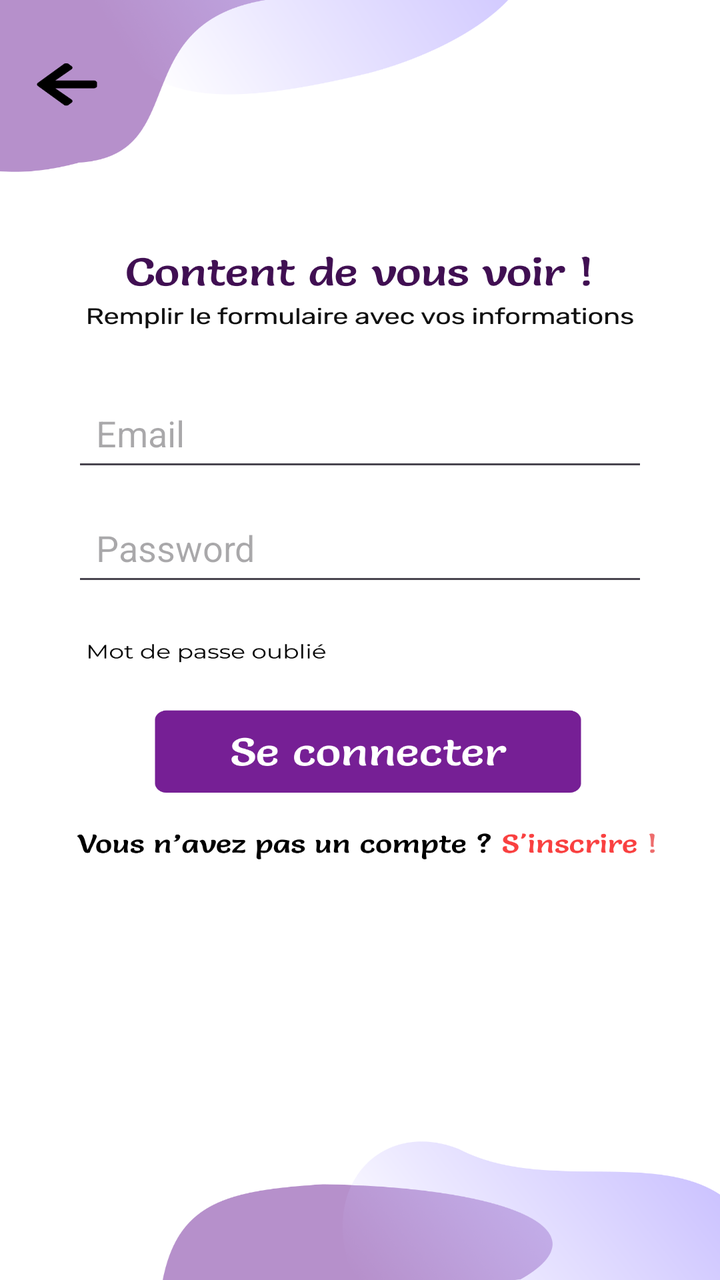
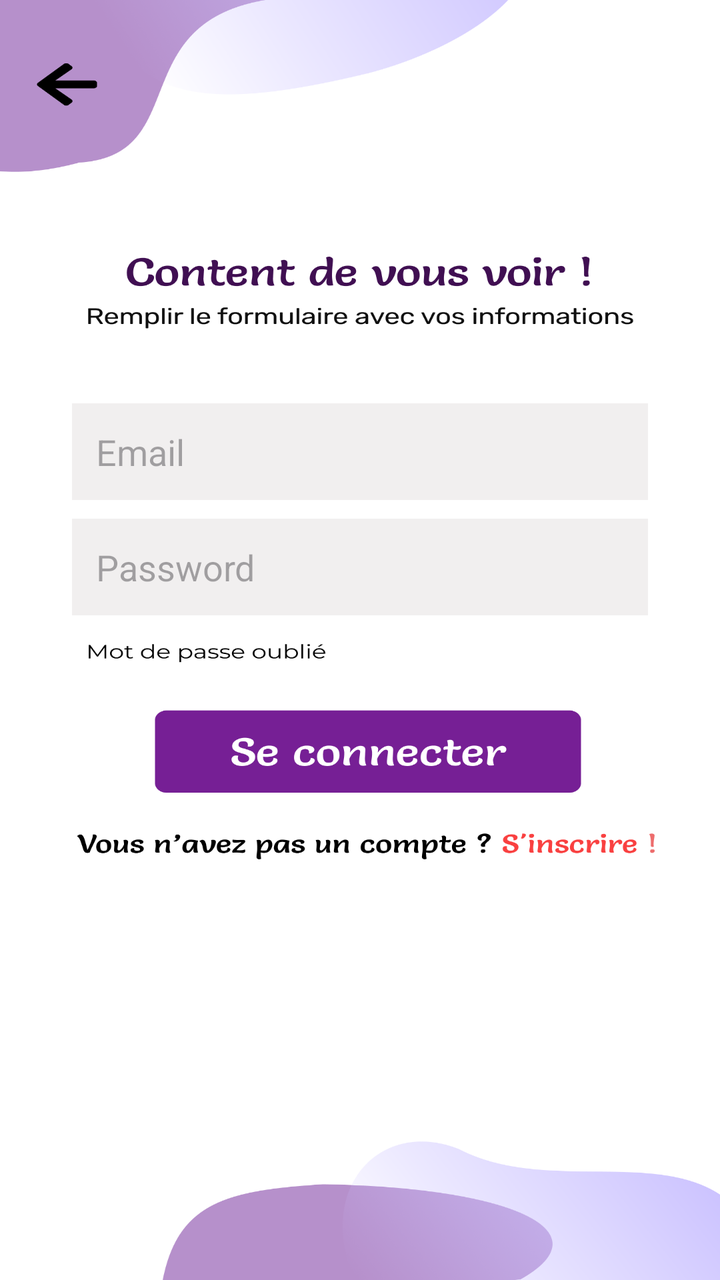

Two renders of the same Android screen: before a commit and after it. Below are the layout's source before the change and the commit's diff.
<!-- AndroidManifest.xml: application theme Theme.Sahti -->
<!-- res/layout/activity_login.xml -->
<?xml version="1.0" encoding="utf-8"?>
<androidx.constraintlayout.widget.ConstraintLayout xmlns:android="http://schemas.android.com/apk/res/android"
    xmlns:app="http://schemas.android.com/apk/res-auto"
    xmlns:tools="http://schemas.android.com/tools"
    android:id="@+id/main"
    android:layout_width="match_parent"
    android:layout_height="match_parent"
    android:background="@drawable/login"
    tools:context=".login">

    <TextView
        android:id="@+id/bt_back2"
        android:layout_width="92dp"
        android:layout_height="54dp"
        app:layout_constraintBottom_toBottomOf="parent"
        app:layout_constraintEnd_toEndOf="parent"
        app:layout_constraintHorizontal_bias="0.0"
        app:layout_constraintStart_toStartOf="parent"
        app:layout_constraintTop_toTopOf="parent"
        app:layout_constraintVertical_bias="0.039" />


    <EditText
        android:id="@+id/editTextTextEmailAddress"
        android:layout_width="0dp"
        android:layout_height="wrap_content"
        android:hint="Email"
        android:inputType="textEmailAddress"
        android:padding="12dp"
        app:layout_constraintBottom_toBottomOf="parent"
        app:layout_constraintEnd_toEndOf="parent"
        app:layout_constraintStart_toStartOf="parent"
        app:layout_constraintTop_toTopOf="parent"
        app:layout_constraintVertical_bias="0.325"
        app:layout_constraintWidth_percent="0.8" />

    <EditText
        android:id="@+id/editTextTextPassword"
        android:layout_width="0dp"
        android:layout_height="wrap_content"
        android:hint="Password"
        android:inputType="textPassword"
        android:padding="12dp"
        app:layout_constraintBottom_toBottomOf="parent"
        app:layout_constraintEnd_toEndOf="parent"
        app:layout_constraintStart_toStartOf="parent"
        app:layout_constraintTop_toBottomOf="@id/editTextTextEmailAddress"
        app:layout_constraintVertical_bias="0.026"
        app:layout_constraintWidth_percent="0.8" />

    <TextView
        android:id="@+id/btn_log"
        android:layout_width="247dp"
        android:layout_height="57dp"
        app:layout_constraintBottom_toBottomOf="parent"
        app:layout_constraintEnd_toEndOf="parent"
        app:layout_constraintStart_toStartOf="parent"
        app:layout_constraintTop_toTopOf="parent"
        app:layout_constraintVertical_bias="0.593" />

    <TextView
        android:id="@+id/bt_inscrire1"
        android:layout_width="118dp"
        android:layout_height="33dp"
        android:text=""
        app:layout_constraintBottom_toBottomOf="parent"
        app:layout_constraintEnd_toEndOf="parent"
        app:layout_constraintHorizontal_bias="0.945"
        app:layout_constraintStart_toStartOf="parent"
        app:layout_constraintTop_toTopOf="parent"
        app:layout_constraintVertical_bias="0.673" />


</androidx.constraintlayout.widget.ConstraintLayout>
<!-- resources referenced by this layout -->
<resources>
  <!-- drawable login: png bitmap (drawable, 168636 bytes) -->
  <style name="Theme.Sahti" parent="Base.Theme.Sahti" />
  <style name="Base.Theme.Sahti" parent="Theme.Material3.DayNight.NoActionBar">
          
          
      </style>
</resources>

<!-- the commit's change to res/layout/activity_login.xml (unified diff, before → after) -->
@@ -24,6 +24,7 @@
         android:id="@+id/editTextTextEmailAddress"
         android:layout_width="0dp"
         android:layout_height="wrap_content"
+        android:background="@color/gray_1"
         android:hint="Email"
         android:inputType="textEmailAddress"
         android:padding="12dp"
@@ -31,21 +32,23 @@
         app:layout_constraintEnd_toEndOf="parent"
         app:layout_constraintStart_toStartOf="parent"
         app:layout_constraintTop_toTopOf="parent"
-        app:layout_constraintVertical_bias="0.325"
+        app:layout_constraintVertical_bias="0.341"
         app:layout_constraintWidth_percent="0.8" />
 
     <EditText
         android:id="@+id/editTextTextPassword"
         android:layout_width="0dp"
         android:layout_height="wrap_content"
+        android:background="@color/gray_1"
         android:hint="Password"
+
         android:inputType="textPassword"
         android:padding="12dp"
         app:layout_constraintBottom_toBottomOf="parent"
         app:layout_constraintEnd_toEndOf="parent"
         app:layout_constraintStart_toStartOf="parent"
         app:layout_constraintTop_toBottomOf="@id/editTextTextEmailAddress"
-        app:layout_constraintVertical_bias="0.026"
+        app:layout_constraintVertical_bias="0.027"
         app:layout_constraintWidth_percent="0.8" />
 
     <TextView
<!-- resource entries referenced after the edit -->
@@ -1,5 +1,6 @@
 <!-- resources referenced by this layout -->
 <resources>
+  <color name="gray_1">#F1EFEF</color>
   <!-- drawable login: png bitmap (drawable, 168636 bytes) -->
   <style name="Theme.Sahti" parent="Base.Theme.Sahti" />
   <style name="Base.Theme.Sahti" parent="Theme.Material3.DayNight.NoActionBar">
